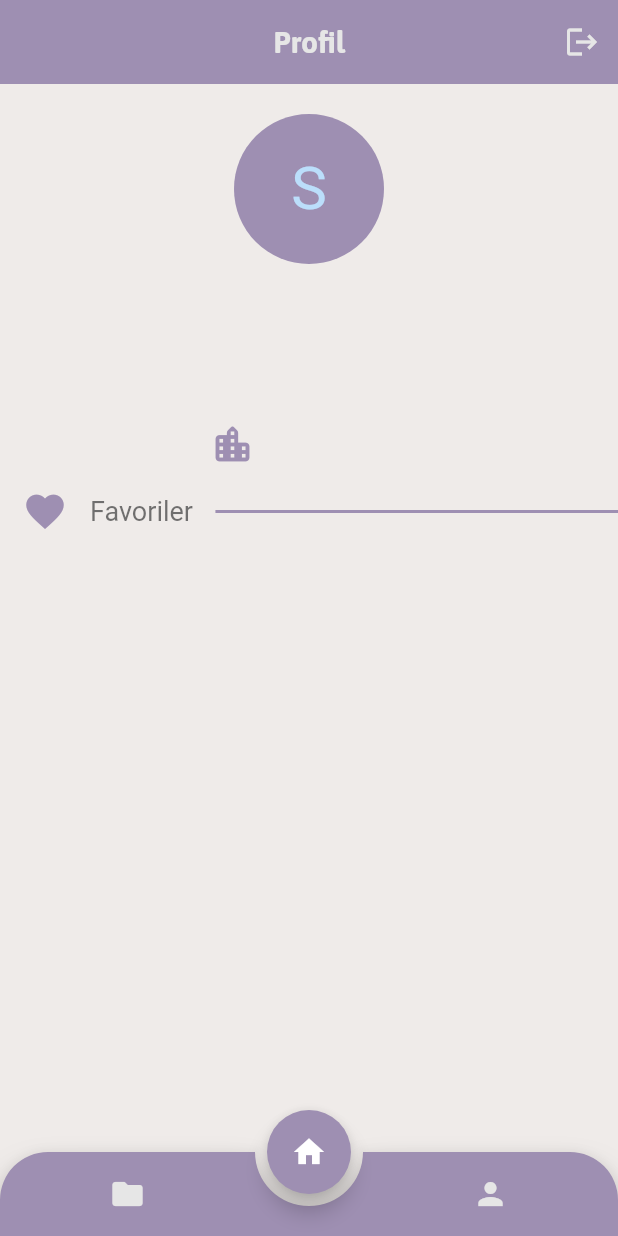
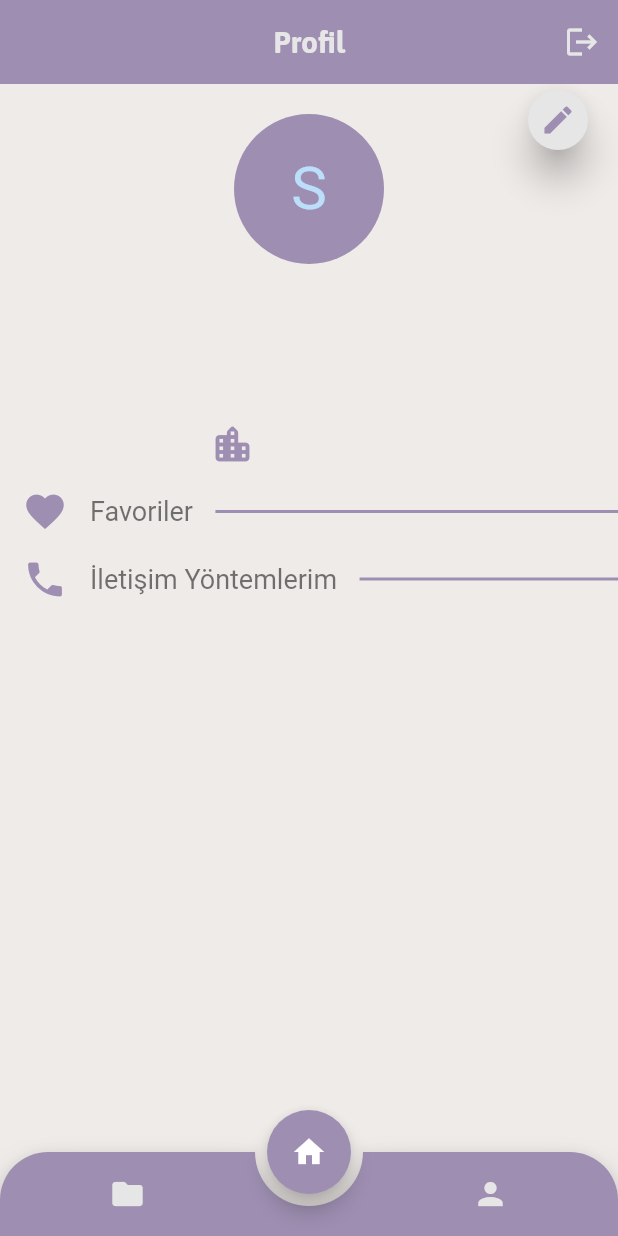
Before and after one commit to saltukozelgul/aya-flutter-v2, a Flutter app: the screen it shows once a user with an empty profile is signed in, item 2 of the bottom bar chosen, on a phone screen of 412 x 824 dp. Run offline on Flutter 3.47's test engine with Material 2 defaults, Android fonts, the phone set to English and light mode, and no system bars; drawn by our look-alikes of animated_bottom_navigation_bar; our stand-ins replace cached_network_image, cloud_firestore, firebase_auth, firebase_core, font_awesome_flutter, intl_phone_number_input; missing offline and left inert: latlng, map; accounts and stored records are empty.

Commit message:
edit profile feature is done

```diff
--- a/lib/screens/authenticate/sign_in.dart
+++ b/lib/screens/authenticate/sign_in.dart
@@ -129,6 +129,8 @@ class _SignInState extends State<SignIn> {
                         'phoneNumber': userCredential.user!.phoneNumber,
                         'location': '',
                         'favourites': [],
+                        'telegramUsername': '',
+                        'contactMethods': [],
                         'displayName':
                             userCredential.user!.displayName ?? 'Anonim',
                         'email': userCredential.user!.email,
--- a/lib/screens/home/home.dart
+++ b/lib/screens/home/home.dart
@@ -14,8 +14,8 @@ import 'package:map/map.dart';
 import 'package:latlng/latlng.dart';
 
 class Home extends StatefulWidget {
-  Home({Key? key}) : super(key: key);
-
+  Home({Key? key, required this.startingIndex}) : super(key: key);
+  final int startingIndex;
   @override
   State<Home> createState() => _HomeState();
 }
@@ -30,6 +30,12 @@ class _HomeState extends State<Home> {
   late List<DocumentSnapshot> documents = [];
   late List<DocumentSnapshot> filteredDocuments = [];
   TextEditingController _searchController = TextEditingController();
+
+  @override
+  void initState() {
+    super.initState();
+    _currentIndex = widget.startingIndex;
+  }
 
   @override
   Widget build(BuildContext context) {
@@ -236,6 +242,7 @@ class _HomeState extends State<Home> {
           ),
         ),
         floatingActionButton: FloatingActionButton(
+          heroTag: "addBtn",
           onPressed: () => Navigator.push(
               context, MaterialPageRoute(builder: (context) => NewListing())),
           backgroundColor: AppColors.primary,
--- a/lib/screens/home/new_listing.dart
+++ b/lib/screens/home/new_listing.dart
@@ -40,6 +40,7 @@ class _NewListingState extends State<NewListing> {
   @override
   Widget build(BuildContext context) {
     return Scaffold(
+      backgroundColor: Colors.brown[50],
       resizeToAvoidBottomInset: false,
       appBar: AppBar(
         title: const Text('Yeni İlan'),
@@ -99,6 +100,7 @@ class _NewListingState extends State<NewListing> {
       ),
       // Save button
       floatingActionButton: FloatingActionButton.extended(
+        heroTag: "addBtn",
         onPressed: () {
           // if markerpoint is zero
           if (markerPoint.latitude == 0 || markerPoint.longitude == 0) {
--- a/lib/screens/profile/profile.dart
+++ b/lib/screens/profile/profile.dart
@@ -1,7 +1,10 @@
 import 'package:aya_flutter_v2/constants/colors.dart';
+import 'package:aya_flutter_v2/extensions/strings.dart';
+import 'package:aya_flutter_v2/screens/profile/edit_profile.dart';
 import 'package:cloud_firestore/cloud_firestore.dart';
 import 'package:firebase_auth/firebase_auth.dart';
 import 'package:flutter/material.dart';
+import 'package:font_awesome_flutter/font_awesome_flutter.dart';
 
 import '../listing/listing.dart';
 
@@ -15,6 +18,7 @@ class ProfilePage extends StatefulWidget {
 class _ProfilePageState extends State<ProfilePage> {
   Map<String, dynamic>? _userMap;
   final List<dynamic> _favourites = [];
+  List<dynamic> _contactMethods = [];
   bool isLoaded = false;
 
   @override
@@ -29,6 +33,15 @@ class _ProfilePageState extends State<ProfilePage> {
         .then((value) {
       _userMap = value.data();
       isLoaded = true;
+      _contactMethods = _userMap?['contactMethods'].map((e) {
+        if (e == 'telefon') {
+          return ['Telefon', Icons.phone];
+        } else if (e == 'whatsapp') {
+          return ['Whatsapp', FontAwesomeIcons.whatsapp];
+        } else {
+          return ['Telegram', FontAwesomeIcons.telegram];
+        }
+      }).toList();
       // For each DocumentReference in the user's "favorites" list, fetch the referenced document and return the list
       if (_userMap?['favourites'].isEmpty) {
         setState(() {});
@@ -48,10 +61,28 @@ class _ProfilePageState extends State<ProfilePage> {
   @override
   Widget build(BuildContext context) {
     return Scaffold(
+      floatingActionButton: FloatingActionButton(
+        heroTag: "editProfile",
+        backgroundColor: AppColors.white,
+        elevation: 10,
+        mini: true,
+        onPressed: () {
+          Navigator.push(
+            context,
+            MaterialPageRoute(
+              builder: (context) => EditProfilePage(),
+            ),
+          );
+        },
+        child: const Icon(Icons.edit, color: AppColors.primary),
+      ),
+      floatingActionButtonLocation: FloatingActionButtonLocation.endTop,
       backgroundColor: Colors.brown[50],
       body: isLoaded
-          ? _buildProfile(context, _userMap?['displayName'],
-              _userMap?['phoneNumber'], _userMap?['location'])
+          ? SingleChildScrollView(
+              child: _buildProfile(context, _userMap?['displayName'],
+                  _userMap?['phoneNumber'], _userMap?['location']),
+            )
           : const Center(child: CircularProgressIndicator()),
     );
   }
@@ -65,10 +96,50 @@ class _ProfilePageState extends State<ProfilePage> {
           _userName(context, user),
           _userCom(context, phone),
           _userLoc(context, loc),
-          _favTitleAndDivider(context),
+          _favTitleAndDivider(context, "Favoriler", Icons.favorite),
           _favList(context),
+          _favTitleAndDivider(context, "İletişim Yöntemlerim", Icons.phone),
+          _contactMethodsGrid(),
         ],
       );
+
+  GridView _contactMethodsGrid() {
+    return GridView.builder(
+      shrinkWrap: true,
+      itemCount: _contactMethods.length,
+      gridDelegate: const SliverGridDelegateWithFixedCrossAxisCount(
+        crossAxisCount: 3,
+        childAspectRatio: 3,
+      ),
+      itemBuilder: (BuildContext context, int index) {
+        return Container(
+          margin: const EdgeInsets.all(5),
+          decoration: BoxDecoration(
+            color: AppColors.primary,
+            borderRadius: BorderRadius.circular(10),
+          ),
+          child: Row(
+            mainAxisAlignment: MainAxisAlignment.spaceAround,
+            children: [
+              Icon(
+                _contactMethods[index][1],
+                color: AppColors.white,
+                size: 20,
+              ),
+              Text(
+                _contactMethods[index][0],
+                style: Theme.of(context).textTheme.bodyMedium?.copyWith(
+                      fontSize: 15,
+                      fontWeight: FontWeight.w600,
+                      color: AppColors.white,
+                    ),
+              ),
+            ],
+          ),
+        );
+      },
+    );
+  }
 
   Padding _avatar(BuildContext context) {
     return const Padding(
@@ -203,17 +274,17 @@ class _ProfilePageState extends State<ProfilePage> {
     );
   }
 
-  Row _favTitleAndDivider(BuildContext context) {
+  Row _favTitleAndDivider(BuildContext context, String text, IconData icon) {
     return Row(
       children: [
-        const Padding(
-          padding: EdgeInsets.only(top: 15, left: 15),
-          child: Icon(Icons.favorite, color: AppColors.primary, size: 30),
+        Padding(
+          padding: const EdgeInsets.only(top: 15, left: 15),
+          child: Icon(icon, color: AppColors.primary, size: 30),
         ),
         Padding(
           padding: const EdgeInsets.only(top: 15, left: 15),
           child: Text(
-            "Favoriler",
+            text,
             style: Theme.of(context).textTheme.bodyMedium?.copyWith(
                   fontSize: 18,
                   color: AppColors.disable,
--- a/lib/screens/wrapper.dart
+++ b/lib/screens/wrapper.dart
@@ -12,7 +12,9 @@ class Wrapper extends StatelessWidget {
     final user = Provider.of<User?>(context);
     // return either home or authenticate widget
     if (user != null) {
-      return Home();
+      return Home(
+        startingIndex: 2,
+      );
     } else {
       return const Authenticate();
     }
```
Also changed, not shown: lib/screens/profile/edit_profile.dart (added, +286 -0 lines).
